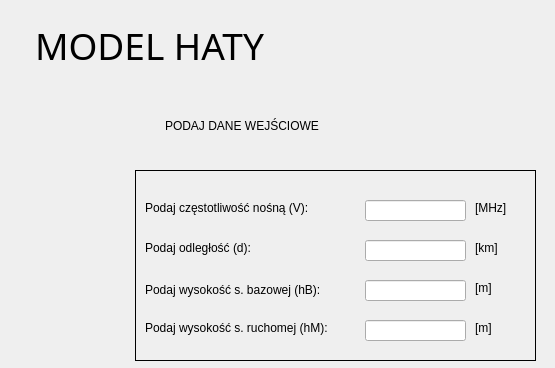
This is modules/model_haty.ui in lukaszbladziak5/ICalcThis as Qt 5 draws it before an edit; both pictures show x 245 to 800 and y 0 to 368 of the 800 by 600 pixel window. The edited form follows.
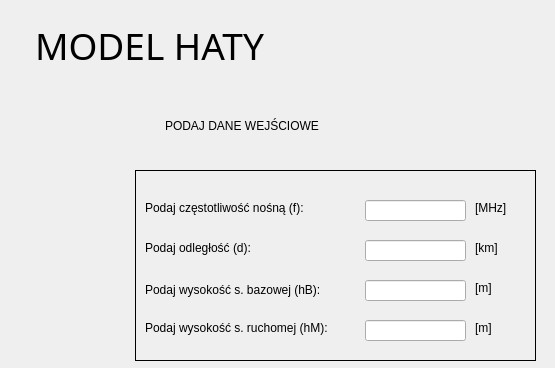
This is the edited form.

Commit message: 21.08. - wygląd UI modely Haty (zapisywanie wartości do zmiennych)

Patch:
```diff
--- a/modules/model_haty.ui
+++ b/modules/model_haty.ui
@@ -207,7 +207,7 @@
       </rect>
      </property>
      <property name="text">
-      <string>Podaj częstotliwość nośną (V):</string>
+      <string>Podaj częstotliwość nośną (f):</string>
      </property>
     </widget>
     <widget class="QLabel" name="MHz_tekst">
```
The commit also changes 1 other file.
